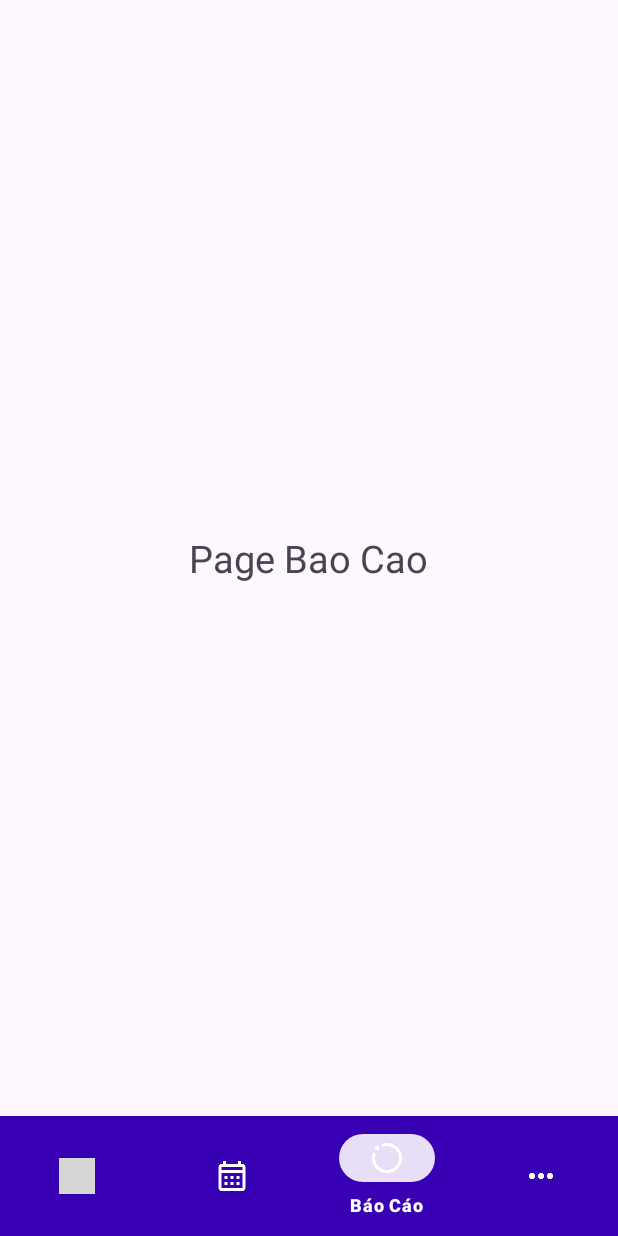
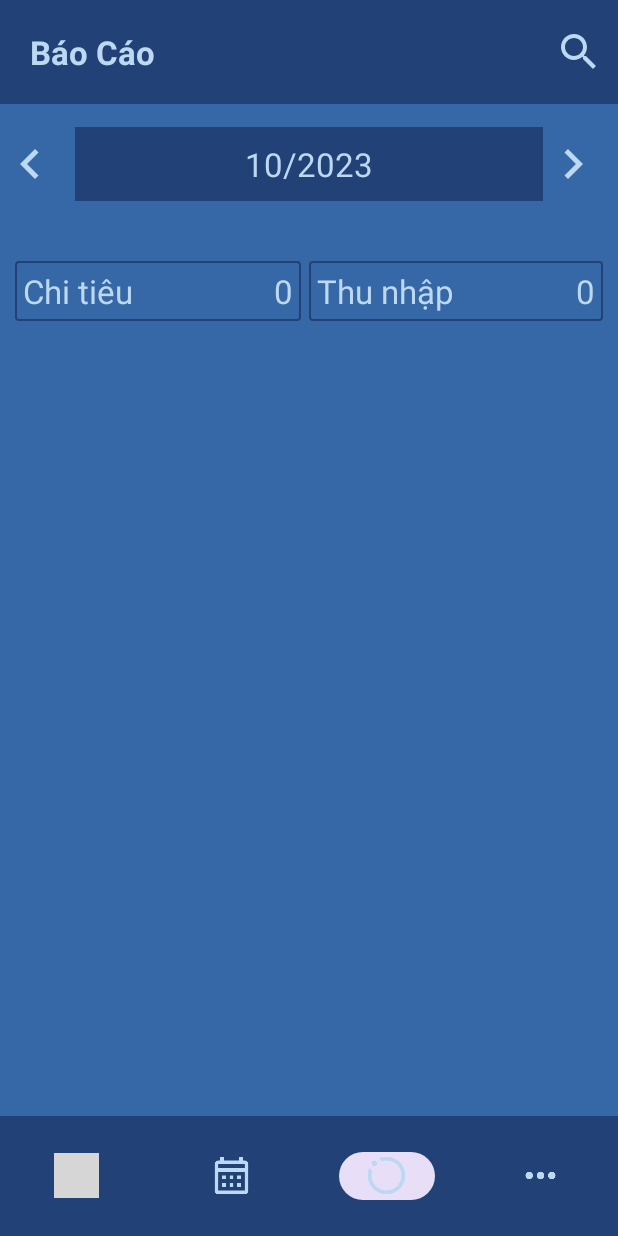
Before and after one commit to Nthanhnhan265/prj-spend-management, an Android app: the MainActivity screen opened directly, with no data from a screen before it, item 3 of the bottom bar chosen, on a phone screen of 412 x 824 dp. Run offline under Robolectric (Android 15) with nearby library versions, the phone set to English and light mode, and no system bars; grey boxes are pictures that could not be loaded.

Commit message:
fix some icon, navbar, baocao page-doing

```diff
--- a/app/build.gradle.kts
+++ b/app/build.gradle.kts
@@ -4,7 +4,7 @@ plugins {
 
 android {
     namespace = "com.project.spendmanagement"
-    compileSdk = 33
+    compileSdk = 34
 
     defaultConfig {
         applicationId = "com.project.spendmanagement"
--- /dev/null
+++ b/app/src/main/res/drawable/ic_before.xml
@@ -0,0 +1,5 @@
+<vector android:autoMirrored="true" android:height="40dp"
+    android:tint="@color/lighter_blue" android:viewportHeight="24"
+    android:viewportWidth="24" android:width="40dp" xmlns:android="http://schemas.android.com/apk/res/android">
+    <path android:fillColor="@android:color/white" android:pathData="M15.41,7.41L14,6l-6,6 6,6 1.41,-1.41L10.83,12z"/>
+</vector>
--- /dev/null
+++ b/app/src/main/res/drawable/ic_next.xml
@@ -0,0 +1,5 @@
+<vector android:autoMirrored="true" android:height="40dp"
+    android:tint="@color/lighter_blue" android:viewportHeight="24"
+    android:viewportWidth="24" android:width="40dp" xmlns:android="http://schemas.android.com/apk/res/android">
+    <path android:fillColor="@android:color/white" android:pathData="M10,6L8.59,7.41 13.17,12l-4.58,4.59L10,18l6,-6z"/>
+</vector>
--- /dev/null
+++ b/app/src/main/res/drawable/ic_search.xml
@@ -0,0 +1,5 @@
+<vector android:height="32dp" android:tint="@color/lighter_blue"
+    android:viewportHeight="24" android:viewportWidth="24"
+    android:width="32dp" xmlns:android="http://schemas.android.com/apk/res/android">
+    <path android:fillColor="@color/lighter_blue" android:pathData="M15.5,14h-0.79l-0.28,-0.27C15.41,12.59 16,11.11 16,9.5 16,5.91 13.09,3 9.5,3S3,5.91 3,9.5 5.91,16 9.5,16c1.61,0 3.09,-0.59 4.23,-1.57l0.27,0.28v0.79l5,4.99L20.49,19l-4.99,-5zM9.5,14C7.01,14 5,11.99 5,9.5S7.01,5 9.5,5 14,7.01 14,9.5 11.99,14 9.5,14z"/>
+</vector>
--- /dev/null
+++ b/app/src/main/res/drawable/shape.xml
@@ -0,0 +1,21 @@
+<?xml version="1.0" encoding="utf-8"?>
+<shape xmlns:android="http://schemas.android.com/apk/res/android"
+    android:shape="rectangle" >
+
+    <!-- View background color -->
+    <solid
+        android:color="@null" >
+    </solid>
+
+    <!-- View border color and width -->
+    <stroke
+        android:width="1dp"
+        android:color="@color/darker_blue" >
+    </stroke>
+
+    <!-- The radius makes the corners rounded -->
+    <corners
+        android:radius="2dp"   >
+    </corners>
+
+</shape>
--- a/app/src/main/res/layout/activity_main.xml
+++ b/app/src/main/res/layout/activity_main.xml
@@ -4,6 +4,7 @@
     xmlns:tools="http://schemas.android.com/tools"
     android:layout_width="match_parent"
     android:layout_height="match_parent"
+    android:background="@color/dark_blue"
     tools:context=".MainActivity"
     >
     <FrameLayout
@@ -19,9 +20,11 @@
         android:layout_height="wrap_content"
         android:layout_alignParentBottom="true"
         app:menu="@menu/menu_bottom_nav"
-        app:itemBackground="@color/design_default_color_primary_dark"
-        app:itemIconTint="@android:color/white"
-        app:itemTextColor="@android:color/white"
+        app:itemTextColor="@color/light_blue"
+        app:itemIconTint="@color/lighter_blue"
+        android:background="@color/darker_blue"
+        app:itemIconSize="30dp"
+        app:labelVisibilityMode="unlabeled"
         >
     </com.google.android.material.bottomnavigation.BottomNavigationView>
 
--- a/app/src/main/res/layout/fragment_page_bao_cao.xml
+++ b/app/src/main/res/layout/fragment_page_bao_cao.xml
@@ -1,17 +1,146 @@
 <?xml version="1.0" encoding="utf-8"?>
-<RelativeLayout xmlns:android="http://schemas.android.com/apk/res/android"
+<LinearLayout xmlns:android="http://schemas.android.com/apk/res/android"
     xmlns:tools="http://schemas.android.com/tools"
     android:layout_width="match_parent"
     android:layout_height="match_parent"
-    tools:context=".HomeFragment">
+    tools:context=".HomeFragment"
+    android:background="@color/dark_blue"
+    android:orientation="vertical"
+    >
+<LinearLayout
+    android:layout_width="match_parent"
+    android:layout_height="wrap_content"
+    android:orientation="horizontal"
+    android:background="@color/darker_blue"
+    >
 
     <TextView
+        android:layout_width="0dp"
+        android:layout_height="wrap_content"
+        android:layout_weight="1"
+        android:text="@string/baocao"
+        android:textSize="22sp"
+        android:textColor="@color/lighter_blue"
+        android:padding="20dp"
+        android:textStyle="bold"
+        />
+    <ImageView
         android:layout_width="wrap_content"
         android:layout_height="wrap_content"
-        android:text="Page Bao Cao"
-        android:textSize="25sp"
-        android:layout_centerInParent="true">
+        android:layout_gravity="center"
+        android:layout_marginEnd="10dp"
+        android:src="@drawable/ic_search"
 
-    </TextView>
+        />
 
-</RelativeLayout>
+
+</LinearLayout>
+<LinearLayout
+        android:layout_width="match_parent"
+        android:layout_height="wrap_content"
+        android:orientation="horizontal"
+        android:layout_marginTop="15dp"
+        >
+
+
+    <ImageView
+            android:layout_width="wrap_content"
+            android:layout_height="wrap_content"
+            android:layout_gravity="center"
+            android:layout_marginEnd="10dp"
+            android:src="@drawable/ic_before"
+
+        />
+    <TextView
+        android:layout_weight="8"
+        android:layout_width="wrap_content"
+        android:layout_height="wrap_content"
+        android:text="10/2023"
+        android:textColor="@color/lighter_blue"
+        android:textSize="22dp"
+        android:background="@color/darker_blue"
+        android:padding="10dp"
+        android:textAlignment="center"
+        />
+
+    <ImageView
+        android:layout_width="wrap_content"
+        android:layout_height="wrap_content"
+        android:layout_gravity="center"
+        android:layout_marginEnd="10dp"
+        android:src="@drawable/ic_next"
+
+        />
+
+    </LinearLayout>
+<LinearLayout
+        android:layout_width="match_parent"
+        android:layout_height="wrap_content"
+        android:orientation="horizontal"
+        android:layout_marginTop="20dp"
+        android:paddingLeft="10dp"
+        android:paddingRight="10dp"
+
+        >
+<!--    Chi tieu-->
+    <LinearLayout
+        android:layout_weight="5"
+        android:layout_width="match_parent"
+        android:layout_height="wrap_content"
+        android:orientation="horizontal"
+        android:layout_marginTop="20dp"
+        android:background="@drawable/shape"
+        android:padding="5dp"
+        android:layout_marginEnd="5dp"
+        >
+    <TextView
+        android:layout_weight="1"
+        android:layout_width="wrap_content"
+        android:layout_height="wrap_content"
+        android:text="@string/chitieu"
+        android:textSize="22dp"
+        android:textColor="@color/lighter_blue"
+        />
+     <TextView
+        android:layout_width="wrap_content"
+        android:layout_height="wrap_content"
+        android:text="0"
+        android:textSize="22dp"
+        android:textColor="@color/lighter_blue"
+        />
+    </LinearLayout>
+<!--thu nhap-->
+    <LinearLayout
+        android:layout_weight="5"
+        android:layout_width="match_parent"
+        android:layout_height="wrap_content"
+        android:orientation="horizontal"
+        android:layout_marginTop="20dp"
+        android:background="@drawable/shape"
+        android:padding="5dp"
+
+        >
+        <TextView
+            android:layout_weight="1"
+            android:layout_width="wrap_content"
+            android:layout_height="wrap_content"
+            android:text="@string/thunhap"
+            android:textSize="22dp"
+            android:textColor="@color/lighter_blue"
+            />
+        <TextView
+            android:layout_width="wrap_content"
+            android:layout_height="wrap_content"
+            android:text="0"
+            android:textSize="22dp"
+            android:textColor="@color/lighter_blue"
+            />
+    </LinearLayout>
+
+    </LinearLayout>
+
+
+
+
+<!--   Close main layout-->
+</LinearLayout>
--- a/app/src/main/res/values/strings.xml
+++ b/app/src/main/res/values/strings.xml
@@ -4,6 +4,9 @@
     <string name="lich">Lịch</string>
     <string name="baocao">Báo Cáo</string>
     <string name="khac">Khác</string>
+    <string name="thunhap">Thu nhập</string>
+    <string name="chitieu">Chi tiêu</string>
+
     <!-- TODO: Remove or change this placeholder text -->
     <string name="hello_blank_fragment">Hello blank fragment</string>
 </resources>
```
